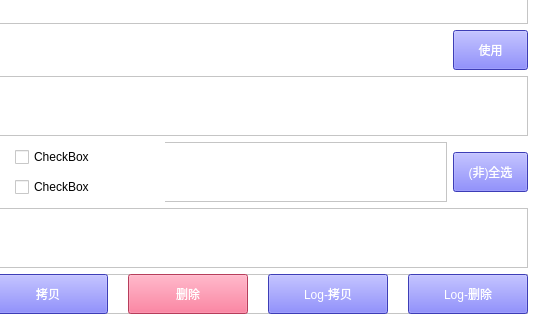
Above: multiple_language/main_ui.ui from WanKaKa/MultipleLanguageUtils before the change; both pictures show x 621 to 1155 and y 430 to 750 of the 1155 by 750 pixel window. Below: the same form after it.
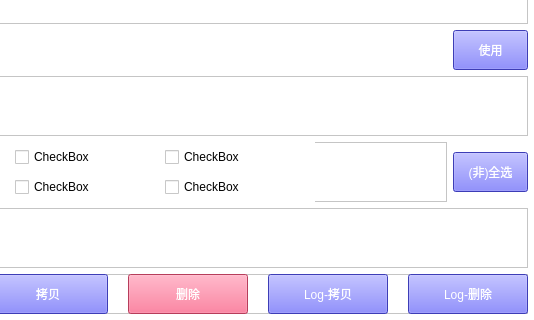
That is the form after the change.

```diff
--- a/multiple_language/main_ui.ui
+++ b/multiple_language/main_ui.ui
@@ -494,6 +494,38 @@
            <string>CheckBox</string>
           </property>
          </widget>
+         <widget class="QCheckBox" name="ignore_language_05">
+          <property name="geometry">
+           <rect>
+            <x>780</x>
+            <y>0</y>
+            <width>150</width>
+            <height>30</height>
+           </rect>
+          </property>
+          <property name="styleSheet">
+           <string notr="true">font: 12pt &quot;微软雅黑&quot;;</string>
+          </property>
+          <property name="text">
+           <string>CheckBox</string>
+          </property>
+         </widget>
+         <widget class="QCheckBox" name="ignore_language_15">
+          <property name="geometry">
+           <rect>
+            <x>780</x>
+            <y>30</y>
+            <width>150</width>
+            <height>30</height>
+           </rect>
+          </property>
+          <property name="styleSheet">
+           <string notr="true">font: 12pt &quot;微软雅黑&quot;;</string>
+          </property>
+          <property name="text">
+           <string>CheckBox</string>
+          </property>
+         </widget>
         </widget>
        </item>
        <item>
```
